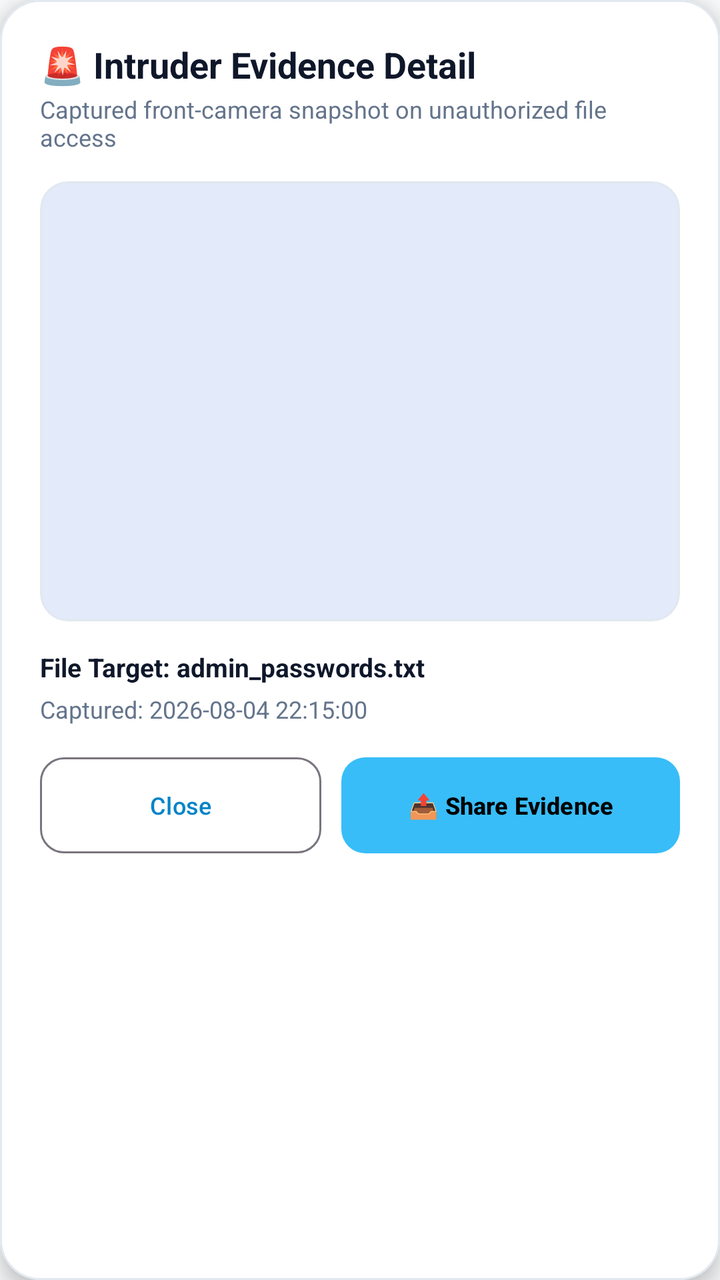
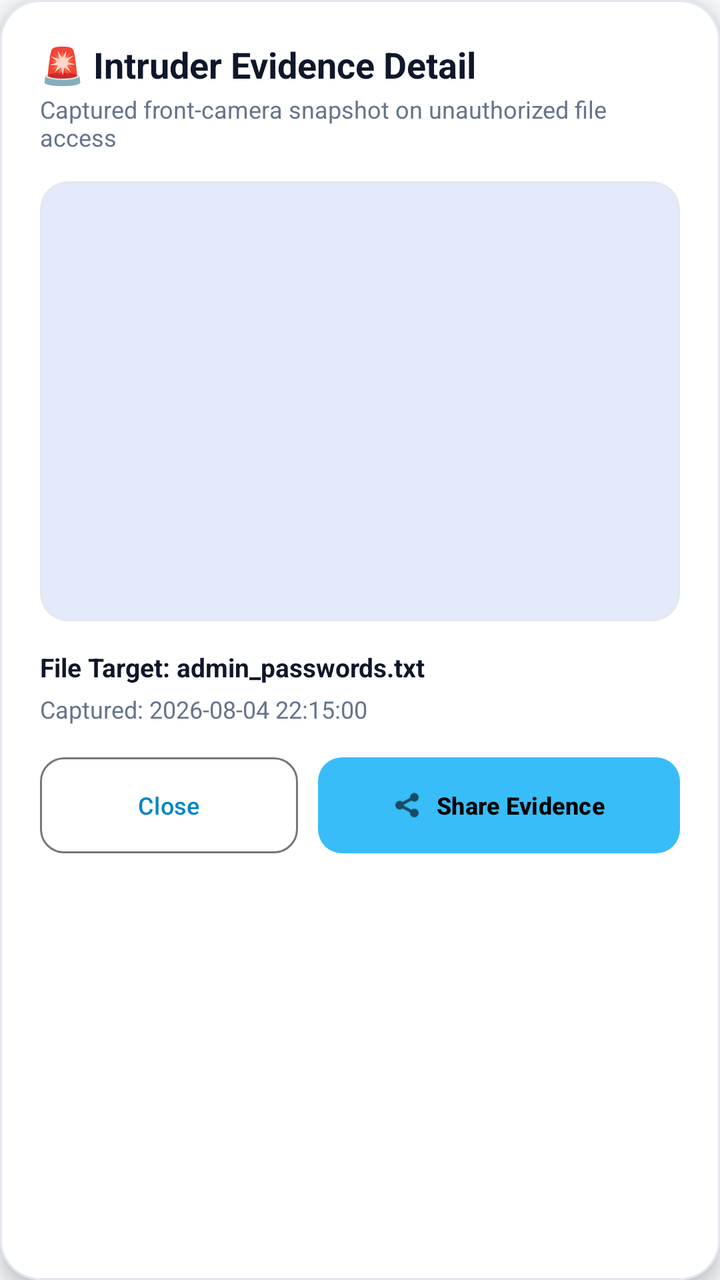

Compare the two renders of this Android layout. The source of the first and the diff that turns it into the second are given below.
<!-- AndroidManifest.xml: application theme Theme.HoneyfileSecurity -->
<!-- res/layout/dialog_photo_detail.xml -->
<?xml version="1.0" encoding="utf-8"?>
<com.google.android.material.card.MaterialCardView xmlns:android="http://schemas.android.com/apk/res/android"
    xmlns:app="http://schemas.android.com/apk/res-auto"
    android:layout_width="match_parent"
    android:layout_height="wrap_content"
    android:layout_margin="16dp"
    app:cardBackgroundColor="?attr/appCardColor"
    app:cardCornerRadius="20dp"
    app:cardElevation="6dp"
    app:strokeColor="?attr/appCardStrokeColor"
    app:strokeWidth="1dp">

    <LinearLayout
        android:layout_width="match_parent"
        android:layout_height="wrap_content"
        android:orientation="vertical"
        android:padding="20dp">

        <TextView
            android:layout_width="wrap_content"
            android:layout_height="wrap_content"
            android:text="🚨 Intruder Evidence Detail"
            android:textColor="?attr/appTextColorPrimary"
            android:textSize="18sp"
            android:textStyle="bold" />

        <TextView
            android:id="@+id/tvDetailSubtitle"
            android:layout_width="wrap_content"
            android:layout_height="wrap_content"
            android:text="Captured front-camera snapshot on unauthorized file access"
            android:textColor="?attr/appTextColorSecondary"
            android:textSize="12sp"
            android:layout_marginTop="2dp"
            android:layout_marginBottom="14dp" />

        <com.google.android.material.card.MaterialCardView
            android:layout_width="match_parent"
            android:layout_height="220dp"
            app:cardCornerRadius="14dp"
            app:cardElevation="0dp"
            app:strokeColor="?attr/appCardStrokeColor"
            app:strokeWidth="1dp"
            android:layout_marginBottom="14dp">

            <ImageView
                android:id="@+id/ivDetailPhoto"
                android:layout_width="match_parent"
                android:layout_height="match_parent"
                android:scaleType="centerCrop"
                android:contentDescription="Intruder Photo Preview" />

        </com.google.android.material.card.MaterialCardView>

        <TextView
            android:id="@+id/tvDetailFileName"
            android:layout_width="wrap_content"
            android:layout_height="wrap_content"
            android:text="File Target: admin_passwords.txt"
            android:textColor="?attr/appTextColorPrimary"
            android:textSize="13sp"
            android:textStyle="bold" />

        <TextView
            android:id="@+id/tvDetailTimestamp"
            android:layout_width="wrap_content"
            android:layout_height="wrap_content"
            android:text="Captured: 2026-08-04 22:15:00"
            android:textColor="?attr/appTextColorSecondary"
            android:textSize="12sp"
            android:layout_marginTop="4dp"
            android:layout_marginBottom="16dp" />

        <LinearLayout
            android:layout_width="match_parent"
            android:layout_height="wrap_content"
            android:orientation="horizontal">

            <com.google.android.material.button.MaterialButton
                android:id="@+id/btnCloseDetail"
                style="@style/Widget.Material3.Button.OutlinedButton"
                android:layout_width="0dp"
                android:layout_height="wrap_content"
                android:minHeight="48dp"
                android:layout_weight="1"
                android:text="Close"
                android:textSize="12sp"
                android:insetTop="0dp"
                android:insetBottom="0dp"
                app:cornerRadius="12dp" />

            <com.google.android.material.button.MaterialButton
                android:id="@+id/btnShareEvidence"
                android:layout_width="0dp"
                android:layout_height="wrap_content"
                android:minHeight="48dp"
                android:layout_weight="1.2"
                android:layout_marginStart="10dp"
                android:text="📤 Share Evidence"
                android:textColor="@color/black"
                android:textSize="12sp"
                android:textStyle="bold"
                android:insetTop="0dp"
                android:insetBottom="0dp"
                app:backgroundTint="@color/primary_accent"
                app:cornerRadius="12dp" />

        </LinearLayout>

    </LinearLayout>

</com.google.android.material.card.MaterialCardView>
<!-- resources referenced by this layout -->
<resources>
  <color name="black">#FF000000</color>
  <color name="primary_accent">#38BDF8</color>
  <style name="Theme.HoneyfileSecurity" parent="Theme.Material3.DayNight.NoActionBar">
          <item name="colorPrimary">@color/primary_accent_light</item>
          <item name="colorOnPrimary">@color/white</item>
          <item name="colorSecondary">@color/teal_700</item>
          <item name="android:statusBarColor">@color/light_bg</item>
          <item name="android:windowBackground">@color/light_bg</item>
  
          
          <item name="appBackgroundColor">@color/light_bg</item>
          <item name="appCardColor">@color/light_card_bg</item>
          <item name="appCardStrokeColor">@color/light_card_stroke</item>
          <item name="appTextColorPrimary">@color/light_text_primary</item>
          <item name="appTextColorSecondary">@color/light_text_secondary</item>
      </style>
  <color name="primary_accent_light">#0284C7</color>
  <color name="white">#FFFFFFFF</color>
  <color name="teal_700">#FF018786</color>
  <color name="light_bg">#F8FAFC</color>
  <color name="light_card_bg">#FFFFFF</color>
  <color name="light_card_stroke">#E2E8F0</color>
  <color name="light_text_primary">#0F172A</color>
  <color name="light_text_secondary">#64748B</color>
</resources>

<!-- the commit's change to res/layout/dialog_photo_detail.xml (unified diff, before → after) -->
@@ -74,14 +74,14 @@
         <LinearLayout
             android:layout_width="match_parent"
             android:layout_height="wrap_content"
-            android:orientation="horizontal">
+            android:orientation="horizontal"
+            android:gravity="center_vertical">
 
             <com.google.android.material.button.MaterialButton
                 android:id="@+id/btnCloseDetail"
                 style="@style/Widget.Material3.Button.OutlinedButton"
                 android:layout_width="0dp"
-                android:layout_height="wrap_content"
-                android:minHeight="48dp"
+                android:layout_height="48dp"
                 android:layout_weight="1"
                 android:text="Close"
                 android:textSize="12sp"
@@ -92,16 +92,22 @@
             <com.google.android.material.button.MaterialButton
                 android:id="@+id/btnShareEvidence"
                 android:layout_width="0dp"
-                android:layout_height="wrap_content"
-                android:minHeight="48dp"
-                android:layout_weight="1.2"
+                android:layout_height="48dp"
+                android:layout_weight="1.4"
                 android:layout_marginStart="10dp"
-                android:text="📤 Share Evidence"
+                android:text="Share Evidence"
                 android:textColor="@color/black"
                 android:textSize="12sp"
                 android:textStyle="bold"
+                android:singleLine="true"
+                android:maxLines="1"
                 android:insetTop="0dp"
                 android:insetBottom="0dp"
+                app:icon="@android:drawable/ic_menu_share"
+                app:iconTint="@color/black"
+                app:iconSize="16dp"
+                app:iconGravity="textStart"
+                app:iconPadding="6dp"
                 app:backgroundTint="@color/primary_accent"
                 app:cornerRadius="12dp" />
 
